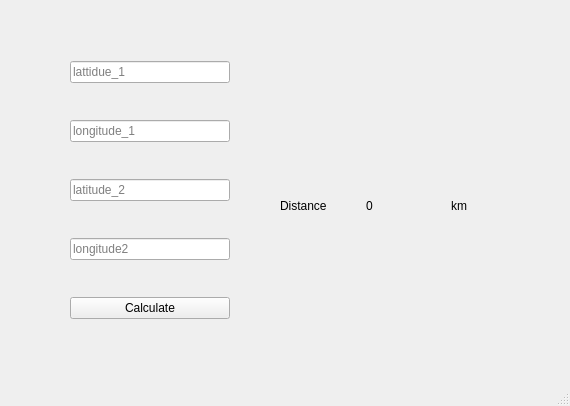
Qt form tutorial/carsamba_ogleden_once/untitled.ui (omerolkun/cs399_qt) before a commit.
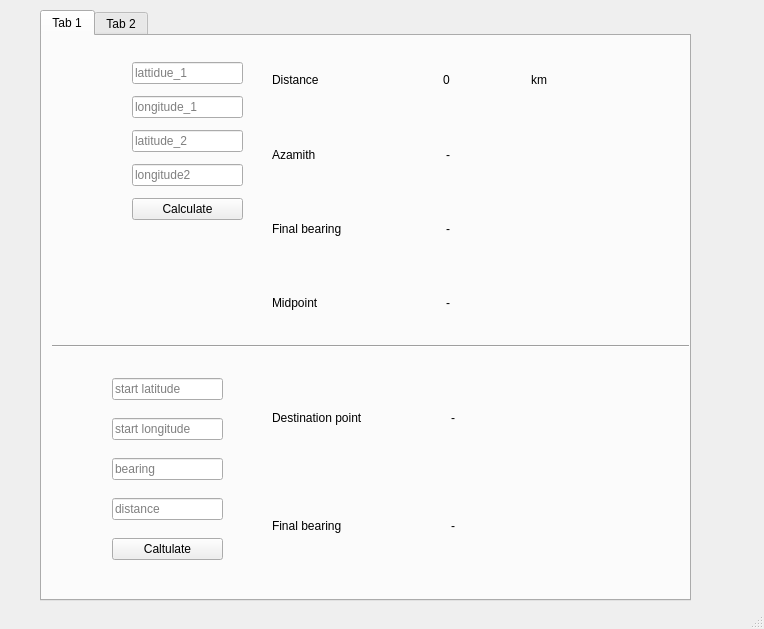
The same form after that commit.

Commit message: tab is added

```diff
--- a/tutorial/carsamba_ogleden_once/untitled.ui
+++ b/tutorial/carsamba_ogleden_once/untitled.ui
@@ -6,54 +6,37 @@
    <rect>
     <x>0</x>
     <y>0</y>
-    <width>570</width>
-    <height>406</height>
+    <width>764</width>
+    <height>629</height>
    </rect>
   </property>
   <property name="windowTitle">
    <string>MainWindow</string>
   </property>
   <widget class="QWidget" name="centralwidget">
-   <widget class="QWidget" name="gridLayoutWidget">
+   <widget class="QTabWidget" name="tabWidget">
     <property name="geometry">
      <rect>
-      <x>280</x>
-      <y>60</y>
-      <width>251</width>
-      <height>291</height>
+      <x>40</x>
+      <y>10</y>
+      <width>651</width>
+      <height>591</height>
      </rect>
     </property>
-    <layout class="QGridLayout" name="gridLayout">
-     <item row="0" column="2">
-      <widget class="QLabel" name="label_2">
-       <property name="text">
-        <string>0</string>
-       </property>
-      </widget>
-     </item>
-     <item row="0" column="5">
-      <widget class="QLabel" name="label_3">
-       <property name="text">
-        <string>km</string>
-       </property>
-      </widget>
-     </item>
-     <item row="0" column="0">
-      <widget class="QLabel" name="label">
-       <property name="text">
-        <string>Distance</string>
-       </property>
-      </widget>
-     </item>
-    </layout>
-   </widget>
+    <property name="currentIndex">
+     <number>0</number>
+    </property>
+    <widget class="QWidget" name="tab">
+     <attribute name="title">
+      <string>Tab 1</string>
+     </attribute>
    <widget class="QWidget" name="verticalLayoutWidget">
     <property name="geometry">
      <rect>
-      <x>70</x>
-      <y>30</y>
-      <width>160</width>
-      <height>321</height>
+        <x>90</x>
+        <y>20</y>
+        <width>111</width>
+        <height>171</height>
      </rect>
     </property>
     <layout class="QVBoxLayout" name="verticalLayout">
@@ -97,6 +80,218 @@
      </item>
     </layout>
    </widget>
+     <widget class="QWidget" name="verticalLayoutWidget_2">
+      <property name="geometry">
+       <rect>
+        <x>230</x>
+        <y>10</y>
+        <width>341</width>
+        <height>291</height>
+       </rect>
+      </property>
+      <layout class="QVBoxLayout" name="verticalLayout_3">
+       <item>
+        <layout class="QGridLayout" name="gridLayout">
+         <item row="0" column="5">
+          <widget class="QLabel" name="label_3">
+           <property name="text">
+            <string>km</string>
+           </property>
+          </widget>
+         </item>
+         <item row="0" column="2">
+          <widget class="QLabel" name="label_2">
+           <property name="text">
+            <string>0</string>
+           </property>
+          </widget>
+         </item>
+         <item row="0" column="0" colspan="2">
+          <widget class="QLabel" name="label">
+           <property name="text">
+            <string>Distance</string>
+           </property>
+          </widget>
+         </item>
+        </layout>
+       </item>
+       <item>
+        <layout class="QHBoxLayout" name="horizontalLayout">
+         <item>
+          <widget class="QLabel" name="label_4">
+           <property name="text">
+            <string>Azamith</string>
+           </property>
+          </widget>
+         </item>
+         <item>
+          <widget class="QLabel" name="label_value_azamith">
+           <property name="text">
+            <string>-</string>
+           </property>
+          </widget>
+         </item>
+        </layout>
+       </item>
+       <item>
+        <layout class="QHBoxLayout" name="horizontalLayout_2">
+         <item>
+          <widget class="QLabel" name="label_5">
+           <property name="text">
+            <string>Final bearing</string>
+           </property>
+          </widget>
+         </item>
+         <item>
+          <widget class="QLabel" name="final_bearing_label">
+           <property name="text">
+            <string>-</string>
+           </property>
+          </widget>
+         </item>
+        </layout>
+       </item>
+       <item>
+        <layout class="QHBoxLayout" name="horizontalLayout_4">
+         <item>
+          <widget class="QLabel" name="midpoint_label">
+           <property name="sizePolicy">
+            <sizepolicy hsizetype="Preferred" vsizetype="Preferred">
+             <horstretch>0</horstretch>
+             <verstretch>0</verstretch>
+            </sizepolicy>
+           </property>
+           <property name="text">
+            <string>Midpoint </string>
+           </property>
+          </widget>
+         </item>
+         <item>
+          <widget class="QLabel" name="midpoint_value_label">
+           <property name="text">
+            <string>-</string>
+           </property>
+          </widget>
+         </item>
+        </layout>
+       </item>
+      </layout>
+     </widget>
+     <widget class="QWidget" name="verticalLayoutWidget_3">
+      <property name="geometry">
+       <rect>
+        <x>70</x>
+        <y>330</y>
+        <width>111</width>
+        <height>211</height>
+       </rect>
+      </property>
+      <layout class="QVBoxLayout" name="verticalLayout_4">
+       <item>
+        <widget class="QLineEdit" name="start_lat_lineedit">
+         <property name="placeholderText">
+          <string>start latitude</string>
+         </property>
+        </widget>
+       </item>
+       <item>
+        <widget class="QLineEdit" name="start_longitude_lineedit">
+         <property name="placeholderText">
+          <string>start longitude</string>
+         </property>
+        </widget>
+       </item>
+       <item>
+        <widget class="QLineEdit" name="bearing_lineEdit">
+         <property name="placeholderText">
+          <string>bearing</string>
+         </property>
+        </widget>
+       </item>
+       <item>
+        <widget class="QLineEdit" name="distance_lineEdit">
+         <property name="placeholderText">
+          <string>distance</string>
+         </property>
+        </widget>
+       </item>
+       <item>
+        <widget class="QPushButton" name="calculate_dest_bearing_button">
+         <property name="text">
+          <string>Caltulate</string>
+         </property>
+        </widget>
+       </item>
+      </layout>
+     </widget>
+     <widget class="QWidget" name="verticalLayoutWidget_4">
+      <property name="geometry">
+       <rect>
+        <x>230</x>
+        <y>330</y>
+        <width>351</width>
+        <height>211</height>
+       </rect>
+      </property>
+      <layout class="QVBoxLayout" name="verticalLayout_5">
+       <item>
+        <layout class="QHBoxLayout" name="horizontalLayout_5">
+         <item>
+          <widget class="QLabel" name="destination_point_label">
+           <property name="text">
+            <string>Destination point</string>
+           </property>
+          </widget>
+         </item>
+         <item>
+          <widget class="QLabel" name="destination_point_value_label">
+           <property name="text">
+            <string>-</string>
+           </property>
+          </widget>
+         </item>
+        </layout>
+       </item>
+       <item>
+        <layout class="QHBoxLayout" name="horizontalLayout_3">
+         <item>
+          <widget class="QLabel" name="final_bearing_label_2">
+           <property name="text">
+            <string>Final bearing</string>
+           </property>
+          </widget>
+         </item>
+         <item>
+          <widget class="QLabel" name="final_bearing_value_label">
+           <property name="text">
+            <string>-</string>
+           </property>
+          </widget>
+         </item>
+        </layout>
+       </item>
+      </layout>
+     </widget>
+     <widget class="Line" name="line">
+      <property name="geometry">
+       <rect>
+        <x>10</x>
+        <y>300</y>
+        <width>661</width>
+        <height>21</height>
+       </rect>
+      </property>
+      <property name="orientation">
+       <enum>Qt::Horizontal</enum>
+      </property>
+     </widget>
+    </widget>
+    <widget class="QWidget" name="tab_2">
+     <attribute name="title">
+      <string>Tab 2</string>
+     </attribute>
+    </widget>
+   </widget>
   </widget>
   <widget class="QMenuBar" name="menubar">
    <property name="geometry">
```
Left out of the diff: 2 changed lines with no effect on the pictures. Lines whose indentation alone changed are shown as unchanged. The commit also changes 7 other files.
